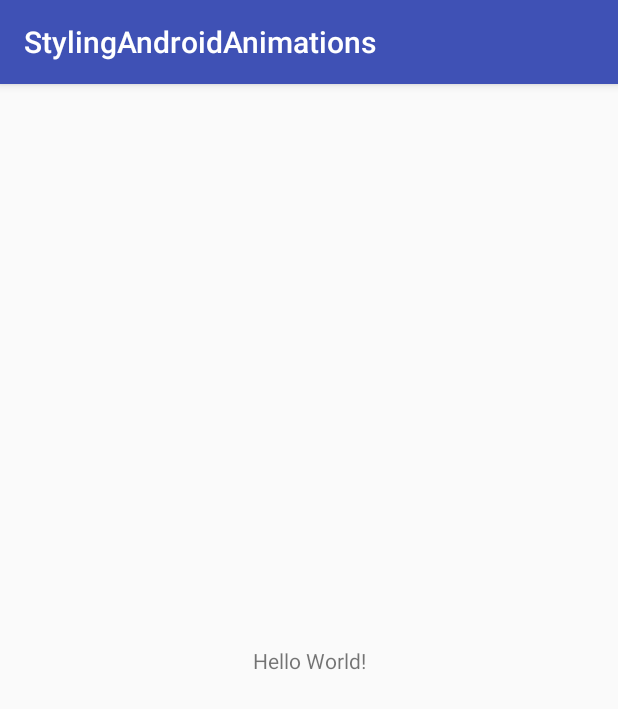
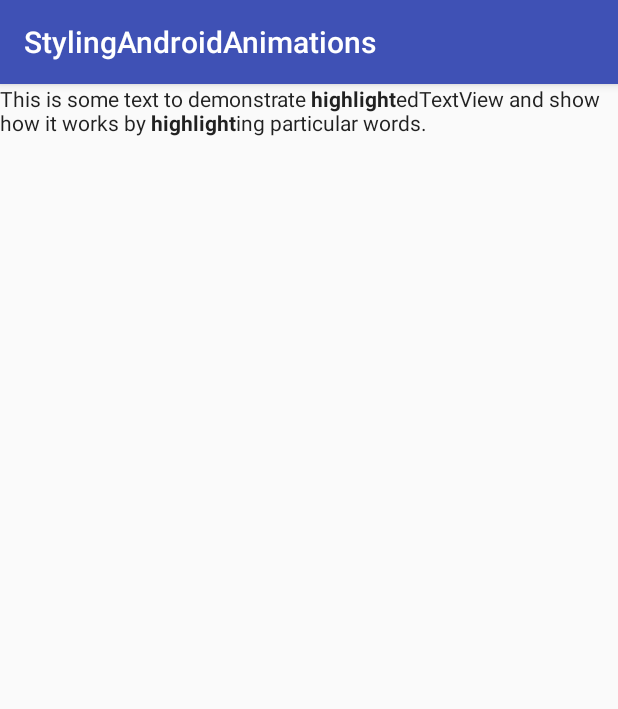
Before and after one commit to sahilpatel14/StylingAndroidAnimations, an Android app: the screen it shows after launch (MainActivity), on a phone screen of 412 x 824 dp. Shown: the top 709 px of the screen. Run offline under Robolectric (Android 15) with nearby library versions, the phone set to English and light mode, and no system bars.

Commit message:
added a custom TextView which can span text

```diff
--- /dev/null
+++ b/app/src/main/java/com/ninthsemester/stylingandroidanimations/HighlightedTextView.java
@@ -0,0 +1,74 @@
+package com.ninthsemester.stylingandroidanimations;
+
+import android.content.Context;
+import android.graphics.Typeface;
+import android.support.v7.widget.AppCompatTextView;
+import android.text.Spannable;
+import android.text.SpannableString;
+import android.text.style.StyleSpan;
+import android.util.AttributeSet;
+import android.widget.TextView;
+
+import java.util.regex.Matcher;
+import java.util.regex.Pattern;
+
+/**
+ * Created by sahil-mac on 04/04/18.
+ */
+
+public class HighlightedTextView extends AppCompatTextView {
+
+    private Pattern pattern;
+    private int highlightStyle = Typeface.BOLD;
+
+    public HighlightedTextView(Context context) {
+        this(context, null);
+    }
+
+    public HighlightedTextView(Context context, AttributeSet attrs) {
+        this(context, attrs, 0);
+    }
+
+    public HighlightedTextView(Context context, AttributeSet attrs, int defStyle) {
+        super(context, attrs, defStyle);
+    }
+
+    public String getPattern() {
+        return pattern.pattern();
+    }
+
+    public void setPattern(String pattern) {
+        this.pattern = pattern == null ? null : Pattern.compile(pattern);
+        updateText(getText());
+    }
+
+    public int getHighlightStyle() {
+        return highlightStyle;
+    }
+
+    public void setHighlightStyle() {
+        this.highlightStyle = highlightStyle;
+        updateText(getText());
+    }
+
+
+    @Override
+    public void setText(CharSequence text, BufferType type) {
+        updateText(text);
+    }
+
+    public void updateText(CharSequence text) {
+
+        Spannable spannable = new SpannableString(text);
+        if (pattern != null) {
+            Matcher matcher = pattern.matcher(text);
+            while (matcher.find()) {
+                int start = matcher.start();
+                int end = matcher.end();
+                StyleSpan span = new StyleSpan(highlightStyle);
+                spannable.setSpan(span, start, end, Spannable.SPAN_INCLUSIVE_INCLUSIVE);
+            }
+        }
+        super.setText(spannable, BufferType.SPANNABLE);
+    }
+}
--- a/app/src/main/java/com/ninthsemester/stylingandroidanimations/MainActivity.kt
+++ b/app/src/main/java/com/ninthsemester/stylingandroidanimations/MainActivity.kt
@@ -2,11 +2,14 @@ package com.ninthsemester.stylingandroidanimations
 
 import android.support.v7.app.AppCompatActivity
 import android.os.Bundle
+import kotlinx.android.synthetic.main.activity_main.*
 
 class MainActivity : AppCompatActivity() {
 
     override fun onCreate(savedInstanceState: Bundle?) {
         super.onCreate(savedInstanceState)
         setContentView(R.layout.activity_main)
+
+        HighlightedText.pattern = ("[Hh]ighlight")
     }
 }
--- a/app/src/main/res/layout/activity_main.xml
+++ b/app/src/main/res/layout/activity_main.xml
@@ -1,18 +1,12 @@
 <?xml version="1.0" encoding="utf-8"?>
-<android.support.constraint.ConstraintLayout xmlns:android="http://schemas.android.com/apk/res/android"
-    xmlns:app="http://schemas.android.com/apk/res-auto"
-    xmlns:tools="http://schemas.android.com/tools"
-    android:layout_width="match_parent"
-    android:layout_height="match_parent"
-    tools:context="com.ninthsemester.stylingandroidanimations.MainActivity">
+<LinearLayout xmlns:android="http://schemas.android.com/apk/res/android"
+    android:layout_width="fill_parent"
+    android:layout_height="fill_parent"
+    android:orientation="vertical">
 
-    <TextView
-        android:layout_width="wrap_content"
+    <com.ninthsemester.stylingandroidanimations.HighlightedTextView
+        android:id="@+id/HighlightedText"
+        android:layout_width="fill_parent"
         android:layout_height="wrap_content"
-        android:text="Hello World!"
-        app:layout_constraintBottom_toBottomOf="parent"
-        app:layout_constraintLeft_toLeftOf="parent"
-        app:layout_constraintRight_toRightOf="parent"
-        app:layout_constraintTop_toTopOf="parent" />
-
-</android.support.constraint.ConstraintLayout>
+        android:text="@string/hello" />
+</LinearLayout>
--- a/app/src/main/res/values/strings.xml
+++ b/app/src/main/res/values/strings.xml
@@ -1,3 +1,4 @@
 <resources>
     <string name="app_name">StylingAndroidAnimations</string>
+    <string name="hello">This is some text to demonstrate highlightedTextView and show how it works by highlighting particular words.</string>
 </resources>
```
